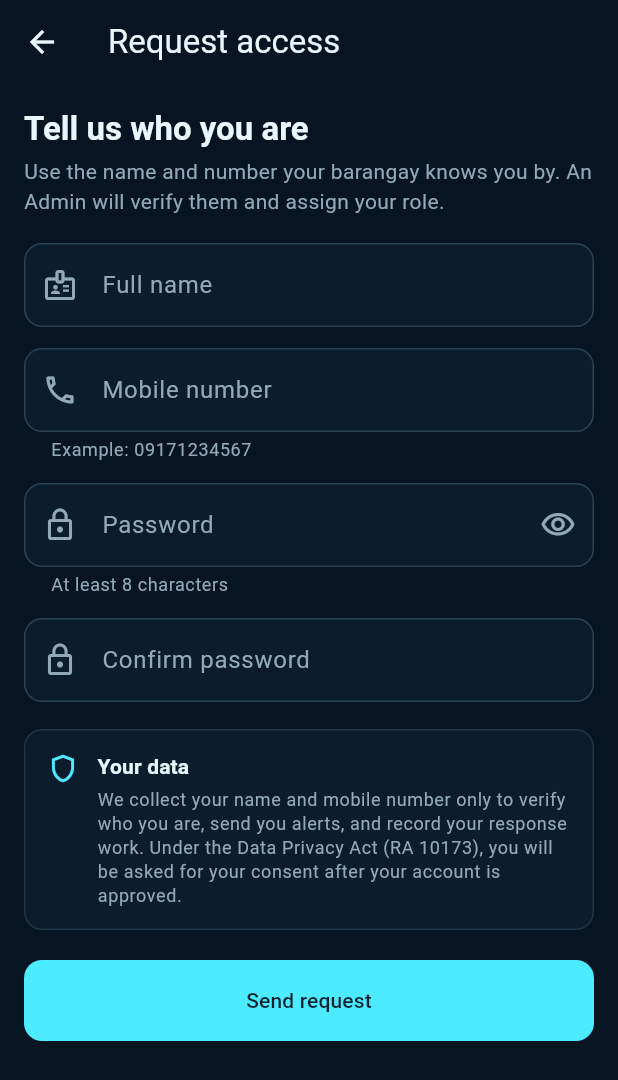
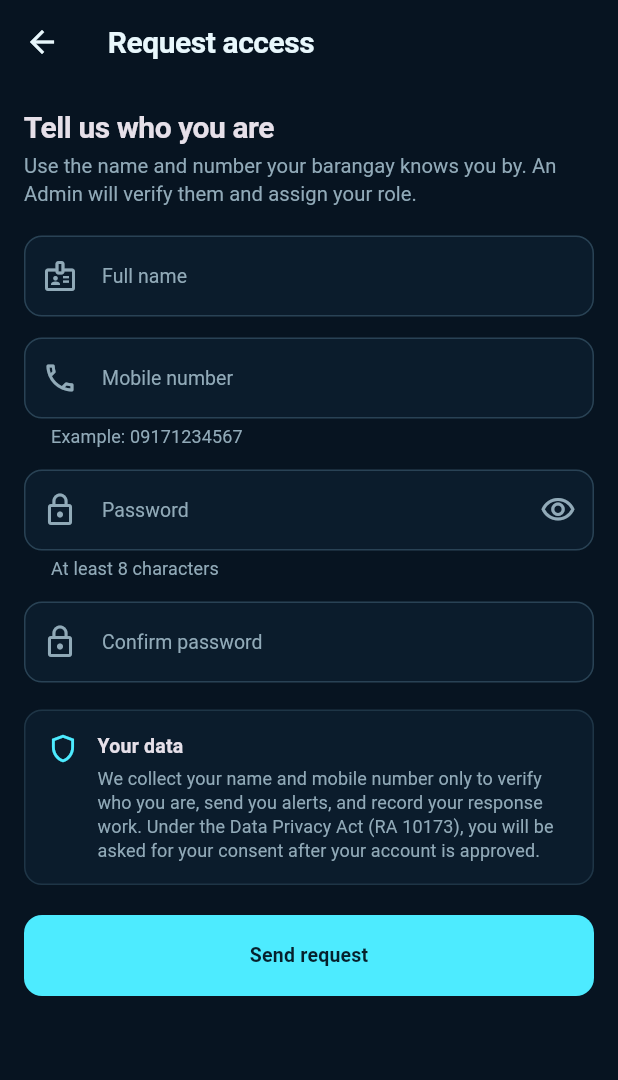
Before and after one commit to shoatl/sjndjwkba, a Flutter app: the screen it shows after launch, after a tap on "Log in", after a tap on "Request access", on a phone screen of 412 x 824 dp. Shown: the top 1080 px of the screen. Run offline on Flutter 3.47's test engine with Material 3 defaults, Android fonts, the phone set to English and light mode, and no system bars; accounts and stored records are empty; statements that could not run were skipped.

Commit message:
Refine formal glassmorphism theme and typography

```diff
--- a/lib/core/theme/app_theme.dart
+++ b/lib/core/theme/app_theme.dart
@@ -1,4 +1,5 @@
 import 'package:flutter/material.dart';
+
 import 'app_palette.dart';
 import 'status_colors.dart';
 
@@ -35,57 +36,142 @@ class AppTheme {
       stale: mode.stale,
     );
 
+    final baseText = ThemeData(
+      brightness: mode.brightness,
+      useMaterial3: true,
+    ).textTheme;
+    final textTheme = baseText.copyWith(
+      headlineSmall: baseText.headlineSmall?.copyWith(
+        fontSize: 25,
+        fontWeight: FontWeight.w700,
+        letterSpacing: -0.55,
+        height: 1.15,
+      ),
+      titleLarge: baseText.titleLarge?.copyWith(
+        fontSize: 20,
+        fontWeight: FontWeight.w700,
+        letterSpacing: -0.3,
+      ),
+      titleMedium: baseText.titleMedium?.copyWith(
+        fontSize: 16,
+        fontWeight: FontWeight.w650,
+        letterSpacing: -0.1,
+      ),
+      titleSmall: baseText.titleSmall?.copyWith(
+        fontSize: 14,
+        fontWeight: FontWeight.w700,
+        letterSpacing: 0,
+      ),
+      bodyLarge: baseText.bodyLarge?.copyWith(
+        fontSize: 15,
+        height: 1.45,
+        letterSpacing: 0.05,
+      ),
+      bodyMedium: baseText.bodyMedium?.copyWith(
+        fontSize: 13.5,
+        height: 1.4,
+        letterSpacing: 0.05,
+      ),
+      bodySmall: baseText.bodySmall?.copyWith(
+        fontSize: 12,
+        height: 1.35,
+        letterSpacing: 0.1,
+      ),
+      labelLarge: baseText.labelLarge?.copyWith(
+        fontSize: 13,
+        fontWeight: FontWeight.w700,
+        letterSpacing: 0.15,
+      ),
+    );
+
     return ThemeData(
       useMaterial3: true,
       visualDensity: VisualDensity.standard,
+      colorScheme: scheme,
+      textTheme: textTheme,
+      scaffoldBackgroundColor: mode.surface,
+      dividerColor: mode.outlineVariant.withAlpha(130),
       navigationBarTheme: NavigationBarThemeData(
-        backgroundColor: mode.surfaceContainerHighest,
-        indicatorColor: mode.primary.withAlpha(28),
+        backgroundColor: mode.surfaceContainerHighest.withAlpha(238),
+        indicatorColor: mode.primary.withAlpha(30),
         elevation: 0,
         labelBehavior: NavigationDestinationLabelBehavior.alwaysShow,
         labelTextStyle: WidgetStateProperty.resolveWith((states) => TextStyle(
           fontSize: 11,
-          fontWeight: states.contains(WidgetState.selected) ? FontWeight.w800 : FontWeight.w500,
-          color: states.contains(WidgetState.selected) ? mode.primary : mode.onSurfaceVariant,
+          fontWeight: states.contains(WidgetState.selected)
+              ? FontWeight.w700
+              : FontWeight.w500,
+          color: states.contains(WidgetState.selected)
+              ? mode.primary
+              : mode.onSurfaceVariant,
         )),
         iconTheme: WidgetStateProperty.resolveWith((states) => IconThemeData(
-          color: states.contains(WidgetState.selected) ? mode.primary : mode.onSurfaceVariant,
+          color: states.contains(WidgetState.selected)
+              ? mode.primary
+              : mode.onSurfaceVariant,
         )),
       ),
-      colorScheme: scheme,
-      scaffoldBackgroundColor: mode.surface,
-      dividerColor: mode.outlineVariant.withAlpha(130),
       snackBarTheme: SnackBarThemeData(
         backgroundColor: mode.surfaceContainerHighest,
         contentTextStyle: TextStyle(color: mode.onSurface),
         behavior: SnackBarBehavior.floating,
+        shape: RoundedRectangleBorder(borderRadius: BorderRadius.circular(14)),
       ),
       appBarTheme: AppBarTheme(
-        backgroundColor: mode.surface,
+        backgroundColor: mode.surface.withAlpha(238),
         foregroundColor: mode.onSurface,
         elevation: 0,
         centerTitle: false,
+        titleTextStyle: textTheme.titleLarge?.copyWith(color: mode.onSurface),
+      ),
+      inputDecorationTheme: InputDecorationTheme(
+        filled: true,
+        fillColor: mode.surfaceContainerHighest.withAlpha(150),
+        contentPadding: const EdgeInsets.symmetric(
+          horizontal: 16,
+          vertical: 16,
+        ),
+        labelStyle: TextStyle(color: mode.onSurfaceVariant, fontSize: 13),
+        hintStyle: TextStyle(color: mode.onSurfaceVariant.withAlpha(190)),
+        border: OutlineInputBorder(
+          borderRadius: BorderRadius.circular(14),
+          borderSide: BorderSide(color: mode.outline.withAlpha(125)),
+        ),
+        enabledBorder: OutlineInputBorder(
+          borderRadius: BorderRadius.circular(14),
+          borderSide: BorderSide(color: mode.outline.withAlpha(125)),
+        ),
+        focusedBorder: OutlineInputBorder(
+          borderRadius: BorderRadius.circular(14),
+          borderSide: BorderSide(color: mode.primary, width: 1.6),
+        ),
       ),
       filledButtonTheme: FilledButtonThemeData(
         style: FilledButton.styleFrom(
           minimumSize: const Size.fromHeight(48),
+          textStyle: textTheme.labelLarge,
           shape: RoundedRectangleBorder(
-            borderRadius: BorderRadius.circular(12),
+            borderRadius: BorderRadius.circular(14),
           ),
         ),
       ),
       outlinedButtonTheme: OutlinedButtonThemeData(
         style: OutlinedButton.styleFrom(
           minimumSize: const Size.fromHeight(48),
+          textStyle: textTheme.labelLarge,
+          side: BorderSide(color: mode.outline.withAlpha(180)),
           shape: RoundedRectangleBorder(
-            borderRadius: BorderRadius.circular(12),
+            borderRadius: BorderRadius.circular(14),
           ),
         ),
       ),
       cardTheme: CardThemeData(
-        color: mode.surfaceContainerHighest,
+        color: mode.surfaceContainerHighest.withAlpha(225),
         elevation: 0,
-        shape: RoundedRectangleBorder(borderRadius: BorderRadius.circular(12)),
+        shape: RoundedRectangleBorder(
+          borderRadius: BorderRadius.circular(18),
+          side: BorderSide(color: mode.outline.withAlpha(105)),
+        ),
       ),
       extensions: [statusColors],
     );
```
